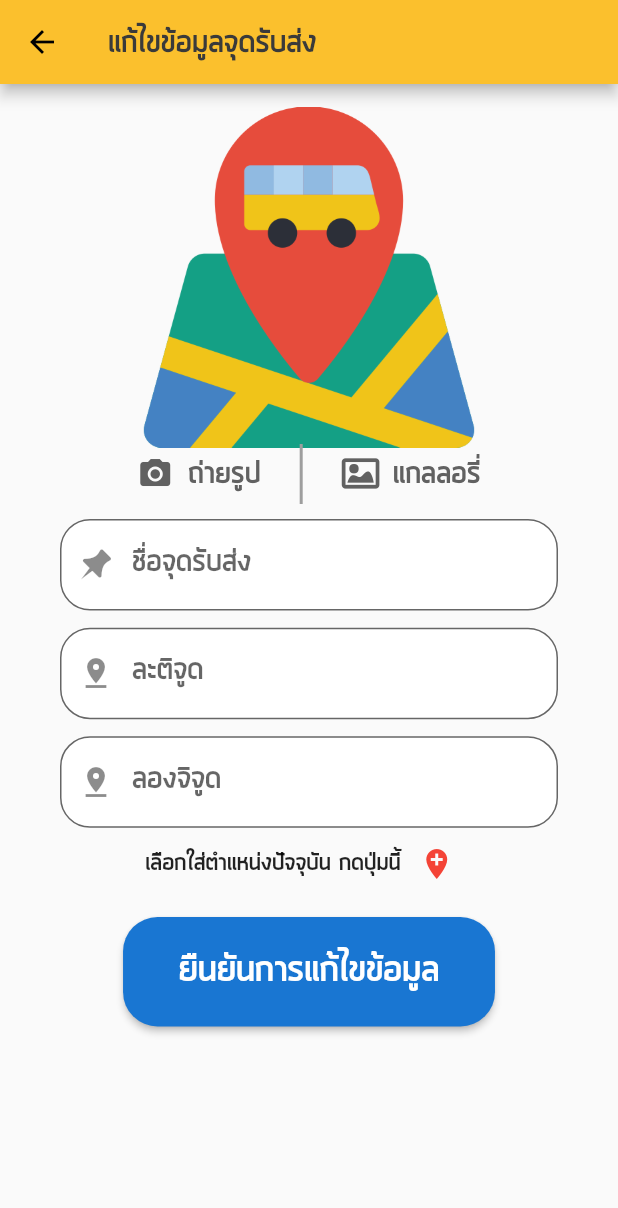
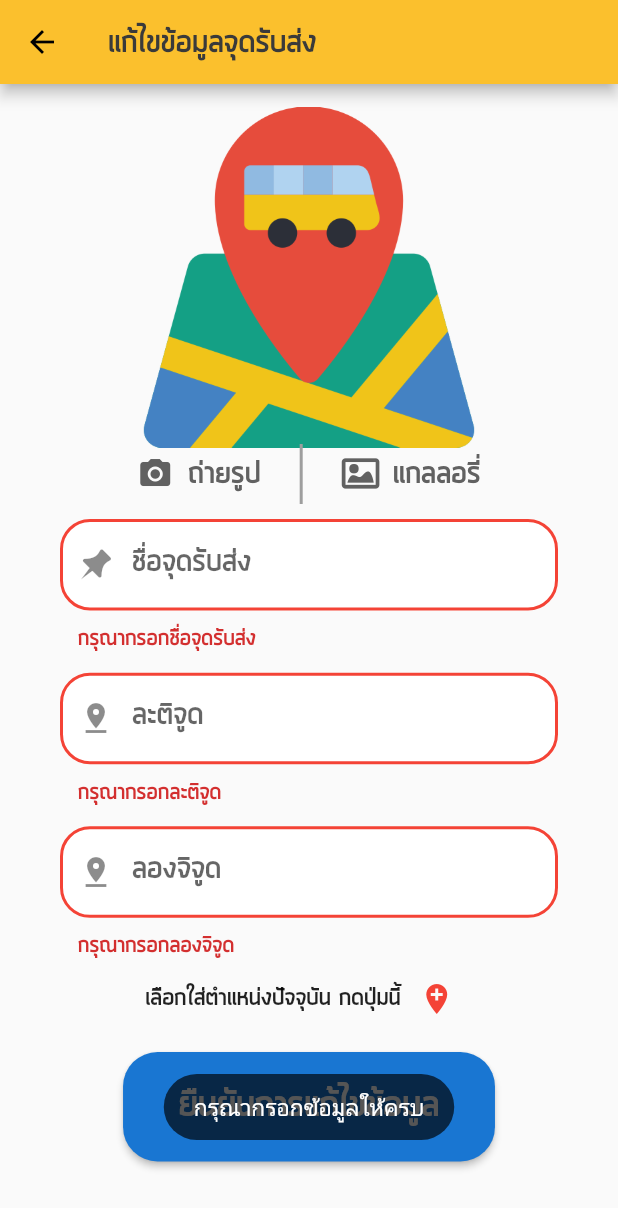
Before and after one commit to 60011212049/Admin_application, a Flutter app: the EditBusstop screen opened directly with empty values, after a tap on "ยืนยันการแก้ไขข้อมูล", on a phone screen of 412 x 824 dp. Shown: the top 1208 px of the screen. Run offline on Flutter 3.47's test engine with Material 2 defaults, Android fonts, the phone set to English and light mode, and no system bars; our stand-ins replace chips_choice, email_validator, flutter_rating_bar, flutter_screenutil, flutter_svg_provider, google_maps_flutter and 5 more; missing offline and left inert: day_night_time_picker; accounts and stored records are empty.

Commit message:
edit busstop

```diff
--- a/lib/page_admin/edit_busstop.dart
+++ b/lib/page_admin/edit_busstop.dart
@@ -39,6 +39,7 @@ class _EditBusstopState extends State<EditBusstop> {
   LocationData locatNow;
   BusstopModel busstop;
   bool loadImage = false;
+  bool nameB = false, latB = false, lngB = false;
 
   _EditBusstopState(BusstopModel x) {
     this.busstop = x;
@@ -293,7 +294,25 @@ class _EditBusstopState extends State<EditBusstop> {
                         Container(
                           child: TextField(
                             style: TextStyle(fontSize: 22.0, height: 1.0),
+                            onChanged: (value) {
+                              if (value.isNotEmpty) {
+                                nameB = false;
+                              }
+                              setState(() {});
+                            },
                             decoration: InputDecoration(
+                              errorBorder: OutlineInputBorder(
+                                borderSide: BorderSide(
+                                  color: Colors.red,
+                                  width: 2,
+                                ),
+                                borderRadius:
+                                    BorderRadius.all(Radius.circular(20.0)),
+                              ),
+                              errorStyle: TextStyle(fontSize: 16),
+                              errorText: nameB == true
+                                  ? 'กรุณากรอกชื่อจุดรับส่ง'
+                                  : null,
                               labelText: 'ชื่อจุดรับส่ง',
                               filled: true,
                               fillColor: Colors.white,
@@ -319,7 +338,24 @@ class _EditBusstopState extends State<EditBusstop> {
                               fontSize: 22.0,
                               height: 1.0,
                             ),
+                            onChanged: (value) {
+                              if (value.isNotEmpty) {
+                                latB = false;
+                              }
+                              setState(() {});
+                            },
                             decoration: InputDecoration(
+                              errorBorder: OutlineInputBorder(
+                                borderSide: BorderSide(
+                                  color: Colors.red,
+                                  width: 2,
+                                ),
+                                borderRadius:
+                                    BorderRadius.all(Radius.circular(20.0)),
+                              ),
+                              errorStyle: TextStyle(fontSize: 16),
+                              errorText:
+                                  latB == true ? 'กรุณากรอกละติจูด' : null,
                               labelText: 'ละติจูด',
                               filled: true,
                               fillColor: Colors.white,
@@ -345,7 +381,24 @@ class _EditBusstopState extends State<EditBusstop> {
                               fontSize: 22.0,
                               height: 1.0,
                             ),
+                            onChanged: (value) {
+                              if (value.isNotEmpty) {
+                                lngB = false;
+                              }
+                              setState(() {});
+                            },
                             decoration: InputDecoration(
+                              errorBorder: OutlineInputBorder(
+                                borderSide: BorderSide(
+                                  color: Colors.red,
+                                  width: 2,
+                                ),
+                                borderRadius:
+                                    BorderRadius.all(Radius.circular(20.0)),
+                              ),
+                              errorStyle: TextStyle(fontSize: 16),
+                              errorText:
+                                  lngB == true ? 'กรุณากรอกลองจิจูด' : null,
                               labelText: 'ลองจิจูด',
                               filled: true,
                               fillColor: Colors.white,
@@ -408,6 +461,18 @@ class _EditBusstopState extends State<EditBusstop> {
                               ),
                             ),
                             onPressed: () async {
+                              if (_namecontroller.text.isEmpty) {
+                                nameB = true;
+                              }
+                              if (_latitudecontroller.text.isEmpty) {
+                                latB = true;
+                              }
+                              if (_longitudecontroller.text.isEmpty) {
+                                lngB = true;
+                              }
+                              if (nameB == false &&
+                                  latB == false &&
+                                  lngB == false) {
                                 try {
                                   if (image == null) {
                                     _sentDataBusstop();
@@ -416,6 +481,12 @@ class _EditBusstopState extends State<EditBusstop> {
                                         await _uploadImage();
                                   }
                                 } catch (e) {}
+                              } else {
+                                Toast.show("กรุณากรอกข้อมูลให้ครบ", context,
+                                    duration: Toast.LENGTH_LONG,
+                                    gravity: Toast.BOTTOM);
+                                setState(() {});
+                              }
                             },
                           ),
                         ),
```
Lines whose indentation alone changed are shown as unchanged.
